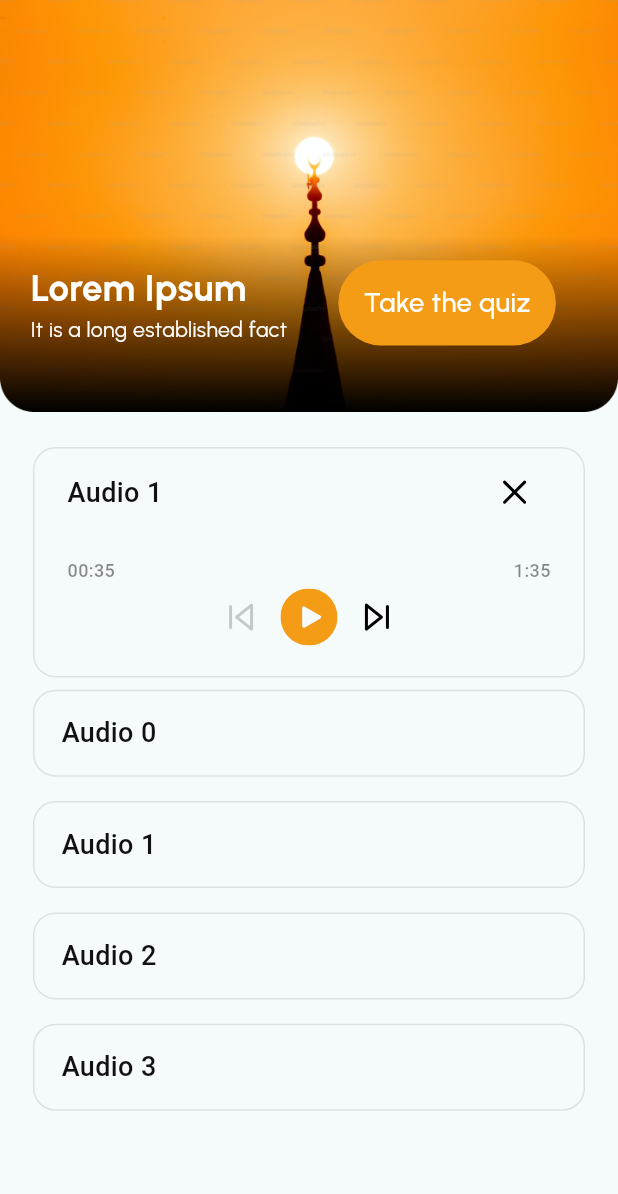
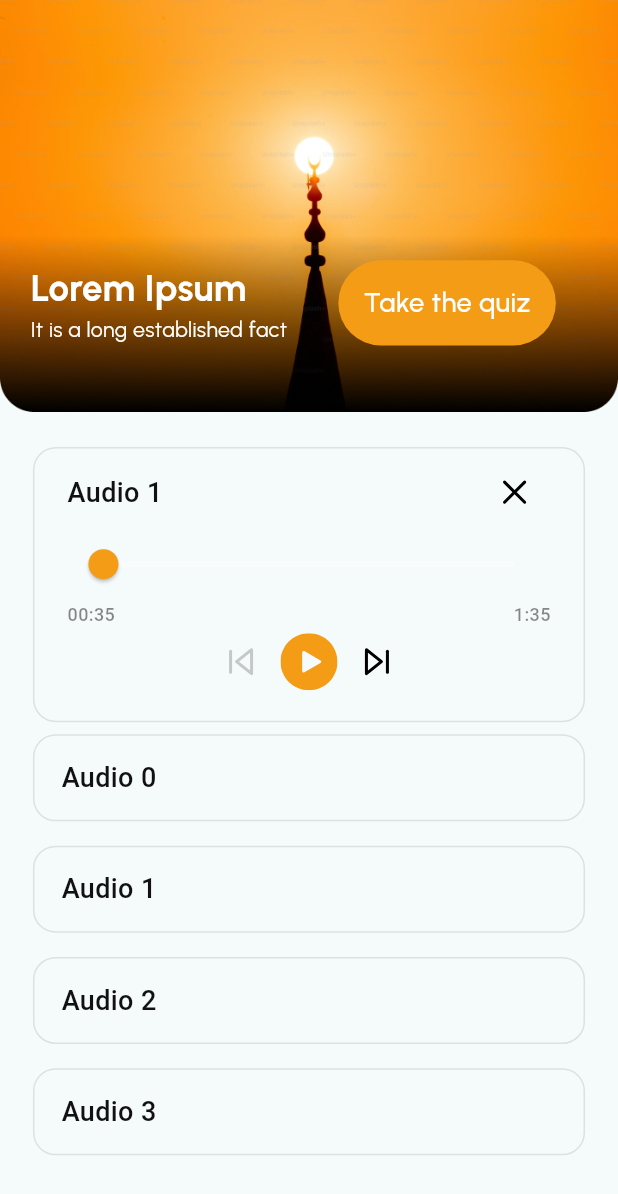
Before and after one commit to xasanov1716/Nabeey, a Flutter app: the AudioScreen screen opened by its route, on a phone screen of 412 x 824 dp. Shown: the top 1194 px of the screen. Run offline on Flutter 3.47's test engine with Material 2 defaults, Android fonts, the phone set to English and light mode, and no system bars; drawn by our look-alikes of zoom_tap_animation; our stand-ins replace audioplayers, flutter_screenutil, flutter_svg, shared_preferences; accounts and stored records are empty; Roboto replaces fonts that are missing (SF Pro Display).

Commit message:
audio screen updated

```diff
--- a/lib/ui/tab/home/sub_screens/audios/widgets/audio_player_item.dart
+++ b/lib/ui/tab/home/sub_screens/audios/widgets/audio_player_item.dart
@@ -1,12 +1,24 @@
+import 'package:audioplayers/audioplayers.dart';
 import 'package:contest_app/utils/colors.dart';
 import 'package:contest_app/utils/icons.dart';
 import 'package:flutter/material.dart';
 import 'package:flutter_screenutil/flutter_screenutil.dart';
 import 'package:flutter_svg/flutter_svg.dart';
 
-class AudioPlayerItem extends StatelessWidget {
+class AudioPlayerItem extends StatefulWidget {
   const AudioPlayerItem({super.key});
 
+  @override
+  State<AudioPlayerItem> createState() => _AudioPlayerItemState();
+}
+
+class _AudioPlayerItemState extends State<AudioPlayerItem> {
+
+  late AudioPlayer player;
+
+  Duration duration = Duration.zero;
+  Duration currentDuration = Duration.zero;
+  late String songUrl;
   @override
   Widget build(BuildContext context) {
     return Container(
@@ -35,7 +47,20 @@ class AudioPlayerItem extends StatelessWidget {
                   SvgPicture.asset(AppIcons.remove)
                 ],
               ),
-              SizedBox(height: 18.h),
+              Slider(
+                activeColor: AppColors.C_F59C16,
+                inactiveColor: Colors.white30,
+                value: currentDuration.inSeconds.toDouble(),
+                max: duration.inSeconds.toDouble(),
+                // max: duration.inSeconds.toDouble(),
+                // divisions: 100,
+                //label: _currentSliderValue.round().toString(),
+                onChanged: (double value) async {
+                  // print(value);
+                  await player.seek(Duration(seconds: value.toInt()));
+                  setState(() {});
+                },
+              ),
               Row(
                 mainAxisAlignment: MainAxisAlignment.spaceBetween,
                 children: [
--- a/lib/utils/colors.dart
+++ b/lib/utils/colors.dart
@@ -5,6 +5,7 @@ class AppColors{
   static const Color black = Color(0xFF000000);
   static const Color C_F59C16 = Color(0xFFF59C16);
   static const Color C_111111 = Color(0xFF111111);
+  static const Color C_E0E0E0 = Color(0xFFE0E0E0);
 
 
 
--- a/pubspec.yaml
+++ b/pubspec.yaml
@@ -23,6 +23,7 @@ dependencies:
   sqflite: ^2.3.0
   path: ^1.8.3
   lottie: ^2.6.0
+  audioplayers: ^5.1.0
 
 
 dev_dependencies:
```
Also changed, not shown: pubspec.lock.
